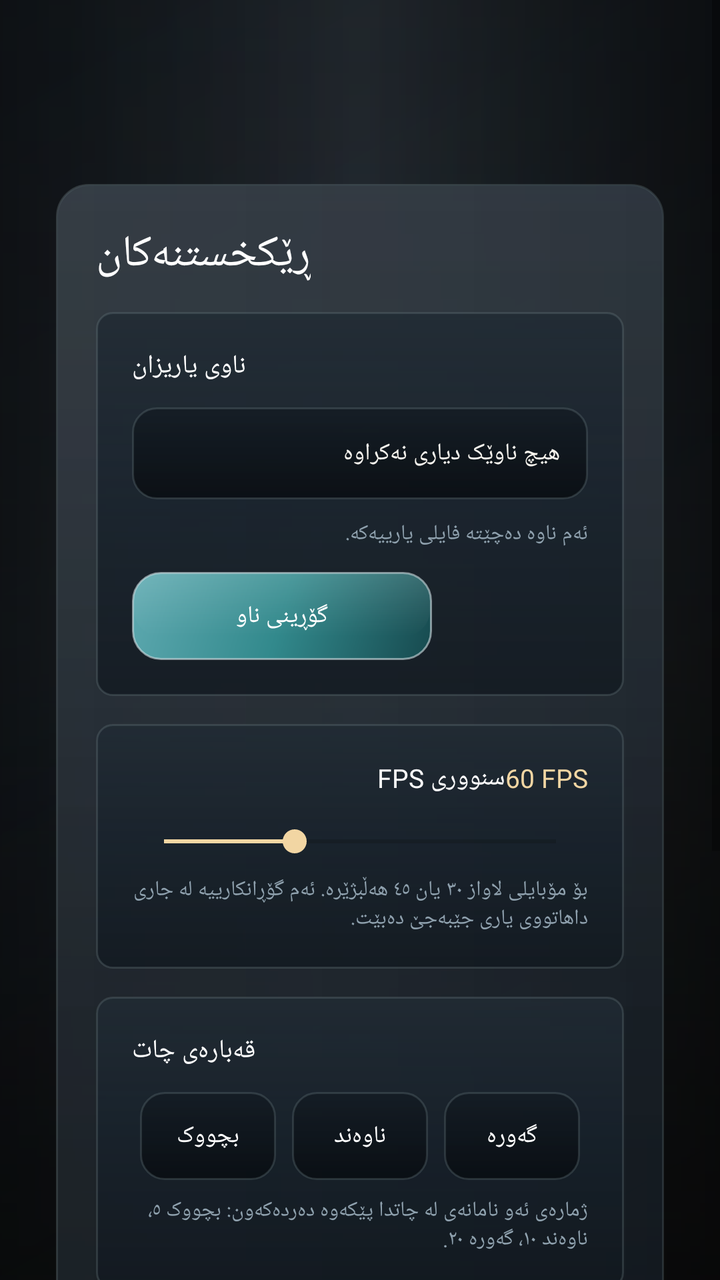
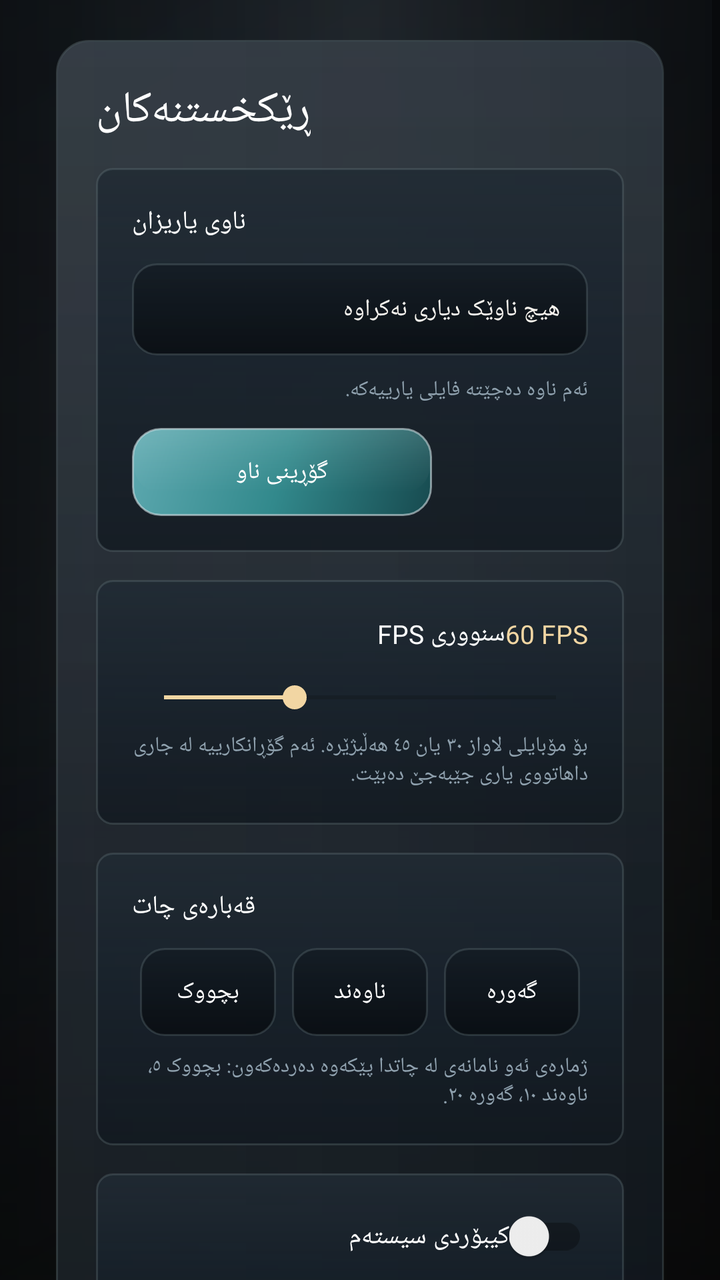

The first picture is an Android layout as it rendered before a commit; the second is the same layout after the commit. The layout source and the unified diff follow.
<!-- AndroidManifest.xml: application theme Theme.AppCompat.Light.NoActionBar.FullScreen -->
<!-- res/layout/fragment_settings.xml -->
<?xml version="1.0" encoding="utf-8"?>
<FrameLayout xmlns:android="http://schemas.android.com/apk/res/android"
    android:layout_width="match_parent"
    android:layout_height="match_parent">

    <View
        android:layout_width="match_parent"
        android:layout_height="match_parent"
        android:background="@drawable/home_overlay" />

    <ScrollView
        android:layout_width="match_parent"
        android:layout_height="match_parent"
        android:fillViewport="true">

        <LinearLayout
            android:layout_width="match_parent"
            android:layout_height="wrap_content"
            android:gravity="center_horizontal"
            android:orientation="vertical"
            android:paddingStart="28dp"
            android:paddingTop="92dp"
            android:paddingEnd="28dp"
            android:paddingBottom="24dp">

            <LinearLayout
                android:layout_width="match_parent"
                android:layout_height="wrap_content"
                android:background="@drawable/home_panel_surface"
                android:orientation="vertical"
                android:padding="20dp">

                <TextView
                    android:layout_width="wrap_content"
                    android:layout_height="wrap_content"
                    android:fontFamily="@font/montserrat_bold"
                    android:text="ڕێکخستنەکان"
                    android:textColor="@android:color/white"
                    android:textSize="22sp" />

                <LinearLayout
                    android:layout_width="match_parent"
                    android:layout_height="wrap_content"
                    android:layout_marginTop="14dp"
                    android:background="@drawable/home_server_card_surface"
                    android:orientation="vertical"
                    android:padding="18dp">

                    <TextView
                        android:layout_width="wrap_content"
                        android:layout_height="wrap_content"
                        android:fontFamily="@font/montserrat_bold"
                        android:text="ناوی یاریزان"
                        android:textColor="@android:color/white"
                        android:textSize="13sp" />
                    <TextView
                        android:id="@+id/player_name_value"
                        android:layout_width="match_parent"
                        android:layout_height="46dp"
                        android:layout_marginTop="12dp"
                        android:background="@drawable/launcher_field_surface_dark"
                        android:ellipsize="end"
                        android:fontFamily="@font/montserrat_bold"
                        android:gravity="center_vertical"
                        android:maxLines="1"
                        android:paddingStart="14dp"
                        android:paddingEnd="14dp"
                        android:text="هیچ ناوێک دیاری نەکراوە"
                        android:textColor="@color/launcher_text_primary"
                        android:textSize="12sp" />
                    <TextView
                        android:layout_width="match_parent"
                        android:layout_height="wrap_content"
                        android:layout_marginTop="10dp"
                        android:fontFamily="@font/montserrat_medium"
                        android:text="ئەم ناوە دەچێتە فایلی یارییەکە."
                        android:textColor="@color/launcher_text_muted"
                        android:textSize="10.5sp" />
                    <TextView
                        android:id="@+id/button_edit_profile"
                        android:layout_width="wrap_content"
                        android:layout_height="44dp"
                        android:layout_marginTop="12dp"
                        android:background="@drawable/home_server_select_button"
                        android:fontFamily="@font/montserrat_bold"
                        android:gravity="center"
                        android:minWidth="150dp"
                        android:paddingStart="18dp"
                        android:paddingEnd="18dp"
                        android:text="گۆڕینی ناو"
                        android:textColor="@android:color/white"
                        android:textSize="12sp" />
                </LinearLayout>

                <LinearLayout
                    android:layout_width="match_parent"
                    android:layout_height="wrap_content"
                    android:layout_marginTop="14dp"
                    android:background="@drawable/home_server_card_surface"
                    android:orientation="vertical"
                    android:padding="18dp">

                    <LinearLayout
                        android:layout_width="match_parent"
                        android:layout_height="wrap_content"
                        android:orientation="horizontal">

                        <TextView
                            android:layout_width="0dp"
                            android:layout_height="wrap_content"
                            android:layout_weight="1"
                            android:fontFamily="@font/montserrat_bold"
                            android:text="سنووری FPS"
                            android:textColor="@android:color/white"
                            android:textSize="13sp" />

                        <TextView
                            android:id="@+id/settings_fps_value"
                            android:layout_width="wrap_content"
                            android:layout_height="wrap_content"
                            android:fontFamily="@font/montserrat_bold"
                            android:text="60 FPS"
                            android:textColor="@color/launcher_accent_gold_bright"
                            android:textSize="13sp" />
                    </LinearLayout>

                    <SeekBar
                        android:id="@+id/settings_fps_seek"
                        android:layout_width="match_parent"
                        android:layout_height="wrap_content"
                        android:layout_marginTop="14dp"
                        android:max="90"
                        android:progress="30"
                        android:progressTint="@color/launcher_accent_gold_bright"
                        android:thumbTint="@color/launcher_accent_gold_bright" />
                    <TextView
                        android:layout_width="match_parent"
                        android:layout_height="wrap_content"
                        android:layout_marginTop="8dp"
                        android:fontFamily="@font/montserrat_medium"
                        android:text="بۆ مۆبایلی لاواز ٣٠ یان ٤٥ هەڵبژێرە. ئەم گۆڕانکارییە لە جاری داهاتووی یاری جێبەجێ دەبێت."
                        android:textColor="@color/launcher_text_muted"
                        android:textSize="10.5sp" />
                </LinearLayout>

                <LinearLayout
                    android:layout_width="match_parent"
                    android:layout_height="wrap_content"
                    android:layout_marginTop="14dp"
                    android:background="@drawable/home_server_card_surface"
                    android:orientation="vertical"
                    android:padding="18dp">

                    <TextView
                        android:layout_width="wrap_content"
                        android:layout_height="wrap_content"
                        android:fontFamily="@font/montserrat_bold"
                        android:text="قەبارەی چات"
                        android:textColor="@android:color/white"
                        android:textSize="13sp" />
                    <LinearLayout
                        android:layout_width="match_parent"
                        android:layout_height="wrap_content"
                        android:layout_marginTop="12dp"
                        android:orientation="horizontal">
                        <TextView
                            android:id="@+id/chat_size_small"
                            android:layout_width="0dp"
                            android:layout_height="44dp"
                            android:layout_marginStart="4dp"
                            android:layout_marginEnd="4dp"
                            android:layout_weight="1"
                            android:background="@drawable/launcher_field_surface_dark"
                            android:fontFamily="@font/montserrat_bold"
                            android:gravity="center"
                            android:text="بچووک"
                            android:textColor="@android:color/white"
                            android:textSize="12sp" />
                        <TextView
                            android:id="@+id/chat_size_medium"
                            android:layout_width="0dp"
                            android:layout_height="44dp"
                            android:layout_marginStart="4dp"
                            android:layout_marginEnd="4dp"
                            android:layout_weight="1"
                            android:background="@drawable/launcher_field_surface_dark"
                            android:fontFamily="@font/montserrat_bold"
                            android:gravity="center"
                            android:text="ناوەند"
                            android:textColor="@android:color/white"
                            android:textSize="12sp" />
                        <TextView
                            android:id="@+id/chat_size_large"
                            android:layout_width="0dp"
                            android:layout_height="44dp"
                            android:layout_marginStart="4dp"
                            android:layout_marginEnd="4dp"
                            android:layout_weight="1"
                            android:background="@drawable/launcher_field_surface_dark"
                            android:fontFamily="@font/montserrat_bold"
                            android:gravity="center"
                            android:text="گەورە"
                            android:textColor="@android:color/white"
                            android:textSize="12sp" />
                    </LinearLayout>
                    <TextView
                        android:layout_width="match_parent"
                        android:layout_height="wrap_content"
                        android:layout_marginTop="8dp"
                        android:fontFamily="@font/montserrat_medium"
                        android:text="ژمارەی ئەو نامانەی لە چاتدا پێکەوە دەردەکەون: بچووک ٥، ناوەند ١٠، گەورە ٢٠."
                        android:textColor="@color/launcher_text_muted"
                        android:textSize="10.5sp" />
                </LinearLayout>

                <LinearLayout
                    android:layout_width="match_parent"
                    android:layout_height="wrap_content"
                    android:layout_marginTop="14dp"
                    android:background="@drawable/home_server_card_surface"
                    android:orientation="vertical"
                    android:padding="18dp">

                    <LinearLayout
                        android:layout_width="match_parent"
                        android:layout_height="wrap_content"
                        android:gravity="center_vertical"
                        android:orientation="horizontal">

                        <TextView
                            android:layout_width="0dp"
                            android:layout_height="wrap_content"
                            android:layout_weight="1"
                            android:fontFamily="@font/montserrat_bold"
                            android:text="کیبۆردی سیستەم"
                            android:textColor="@android:color/white"
                            android:textSize="13sp" />

                        <androidx.appcompat.widget.SwitchCompat
                            android:id="@+id/keyboard_switch"
                            android:layout_width="wrap_content"
                            android:layout_height="wrap_content" />
                    </LinearLayout>
                    <TextView
                        android:layout_width="match_parent"
                        android:layout_height="wrap_content"
                        android:layout_marginTop="8dp"
                        android:fontFamily="@font/montserrat_medium"
                        android:text="چالاک: کیبۆردی ئەندرۆید بەکاردێت. ناچالاک: کیبۆردی تایبەتی یاری بەکاردێت."
                        android:textColor="@color/launcher_text_muted"
                        android:textSize="10.5sp" />
                </LinearLayout>

                <LinearLayout
                    android:layout_width="match_parent"
                    android:layout_height="wrap_content"
                    android:layout_marginTop="14dp"
                    android:background="@drawable/home_server_card_surface"
                    android:orientation="vertical"
                    android:padding="18dp">

                    <TextView
                        android:layout_width="wrap_content"
                        android:layout_height="wrap_content"
                        android:fontFamily="@font/montserrat_bold"
                        android:text="داتای یاری"
                        android:textColor="@android:color/white"
                        android:textSize="13sp" />
                    <TextView
                        android:layout_width="match_parent"
                        android:layout_height="wrap_content"
                        android:layout_marginTop="8dp"
                        android:fontFamily="@font/montserrat_medium"
                        android:text="داتای یاری بپشکنە و نوێ بکەرەوە. فایلەکانی ئێستات بە یەکجاری ناسڕدرێنەوە."
                        android:textColor="@color/launcher_text_muted"
                        android:textSize="10.5sp" />
                    <TextView
                        android:id="@+id/button_update_data"
                        android:layout_width="wrap_content"
                        android:layout_height="44dp"
                        android:layout_marginTop="12dp"
                        android:background="@drawable/home_server_select_button"
                        android:fontFamily="@font/montserrat_bold"
                        android:gravity="center"
                        android:minWidth="150dp"
                        android:paddingStart="18dp"
                        android:paddingEnd="18dp"
                        android:text="نوێکردنەوەی داتا"
                        android:textColor="@android:color/white"
                        android:textSize="12sp" />
                </LinearLayout>

            </LinearLayout>
        </LinearLayout>
    </ScrollView>

</FrameLayout>
<!-- resources referenced by this layout -->
<resources>
  <color name="launcher_accent_gold_bright">#F2D6A3</color>
  <color name="launcher_text_muted">#8FA1AE</color>
  <color name="launcher_text_primary">#F7F4EE</color>
  <!-- drawable home_server_card_surface (drawable) -->
  <?xml version="1.0" encoding="utf-8"?>
  <shape xmlns:android="http://schemas.android.com/apk/res/android"
      android:shape="rectangle">
      <gradient
          android:angle="270"
          android:startColor="@color/launcher_card_top"
          android:centerColor="#C816202A"
          android:endColor="@color/launcher_card_bottom" />
      <corners android:radius="8dp" />
      <stroke
          android:width="1dp"
          android:color="@color/launcher_border_soft" />
  </shape>
  <!-- drawable home_server_select_button (drawable) -->
  <?xml version="1.0" encoding="utf-8"?>
  <layer-list xmlns:android="http://schemas.android.com/apk/res/android">
      <item android:top="2dp">
          <shape android:shape="rectangle">
              <solid android:color="#50101920" />
              <corners android:radius="14dp" />
          </shape>
      </item>
      <item>
          <shape android:shape="rectangle">
              <gradient
                  android:angle="315"
                  android:startColor="#5EA9B0"
                  android:centerColor="@color/launcher_accent_teal"
                  android:endColor="@color/launcher_accent_teal_dark" />
              <corners android:radius="14dp" />
              <stroke
                  android:width="1dp"
                  android:color="#92DAE8EC" />
          </shape>
      </item>
      <item
          android:left="1dp"
          android:top="1dp"
          android:right="1dp"
          android:bottom="12dp">
          <shape android:shape="rectangle">
              <gradient
                  android:angle="270"
                  android:startColor="#24EFFFFF"
                  android:centerColor="#10FFFFFF"
                  android:endColor="#00FFFFFF" />
              <corners android:radius="13dp" />
          </shape>
      </item>
  </layer-list>
  <!-- drawable launcher_field_surface_dark (drawable) -->
  <?xml version="1.0" encoding="utf-8"?>
  <shape xmlns:android="http://schemas.android.com/apk/res/android"
      android:shape="rectangle">
      <gradient
          android:angle="270"
          android:startColor="#C9121A22"
          android:endColor="#D2070B0F" />
      <corners android:radius="12dp" />
      <stroke
          android:width="1dp"
          android:color="@color/launcher_border_soft" />
  </shape>
  <style name="Theme.AppCompat.Light.NoActionBar.FullScreen" parent="@style/Theme.AppCompat.Light.NoActionBar">
          <item name="android:windowNoTitle">true</item>
          <item name="android:windowActionBar">false</item>
          <item name="android:windowFullscreen">true</item>
          <item name="android:windowContentOverlay">@null</item>
          <item name="android:windowLayoutInDisplayCutoutMode">shortEdges</item>
      </style>
  <color name="launcher_panel_top">#E71B242D</color>
  <color name="launcher_panel_bottom">#D00A0F14</color>
  <color name="launcher_border_soft">#42798A91</color>
  <color name="launcher_card_top">#DA202A33</color>
  <color name="launcher_card_bottom">#C010171E</color>
  <color name="launcher_accent_teal">#32898C</color>
  <color name="launcher_accent_teal_dark">#174A4F</color>
  <!-- unchanged entries left out for length: 2 -->
</resources>

<!-- the commit's change to res/layout/fragment_settings.xml (unified diff, before → after) -->
@@ -19,7 +19,7 @@
             android:gravity="center_horizontal"
             android:orientation="vertical"
             android:paddingStart="28dp"
-            android:paddingTop="92dp"
+            android:paddingTop="20dp"
             android:paddingEnd="28dp"
             android:paddingBottom="24dp">
 
